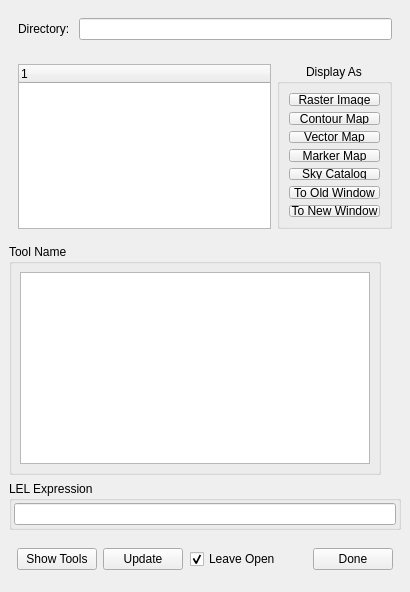
Old version of the form code/display/implement/QtViewer/QtDataManager.ui in the repository radio-astro/casa.
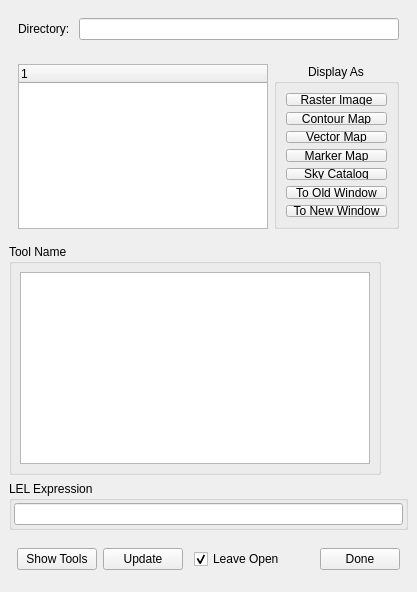
New version of the form. Custom widgets are drawn as their Qt base class.

Commit message: New Development: No             JIRA Issue: CAS-3092         Ready for Test: Yes      Interface Changes: No What Interface Changed:          Test Programs: None   Put in Release Notes: No              Module(s): viewer            Description: Increaded the minimum size for the buttons to account for the font size on the mac so now all the text appears.

The edit to the form file:
```diff
--- a/code/display/implement/QtViewer/QtDataManager.ui
+++ b/code/display/implement/QtViewer/QtDataManager.ui
@@ -107,7 +107,7 @@
         </property>
         <property name="minimumSize" >
          <size>
-          <width>107</width>
+          <width>125</width>
           <height>165</height>
          </size>
         </property>
```
